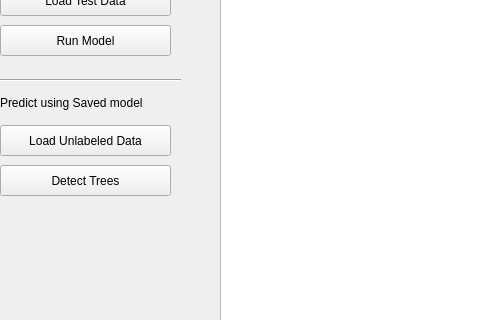
Qt form ips_main_gui.ui (ICSuser667/IPS-Image-processing-system-) before a commit; both pictures show x 0 to 480 and y 135 to 455 of the 800 by 600 pixel window.
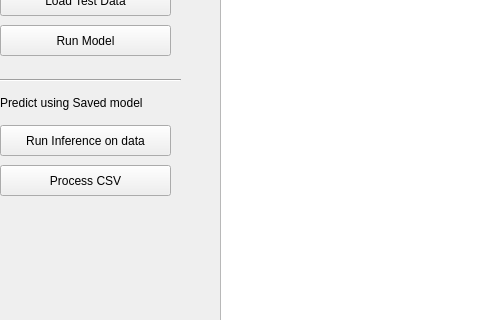
The same form after that commit.

Commit message: updated visualise and loadUnlabeled functions now displays hardcoded csv file and loadUnlabeled now outputs a detections csv as _detection.csv within the labels folder of the run

What changed in the file:
```diff
--- a/ips_main_gui.ui
+++ b/ips_main_gui.ui
@@ -125,7 +125,7 @@
      </rect>
     </property>
     <property name="text">
-     <string>Detect Trees</string>
+     <string>Process CSV</string>
     </property>
    </widget>
    <widget class="QLabel" name="label_2">
@@ -151,7 +151,7 @@
      </rect>
     </property>
     <property name="text">
-     <string>Load Unlabeled Data</string>
+     <string>Run Inference on data</string>
     </property>
    </widget>
   </widget>
```
The commit also changes 9 other files.
